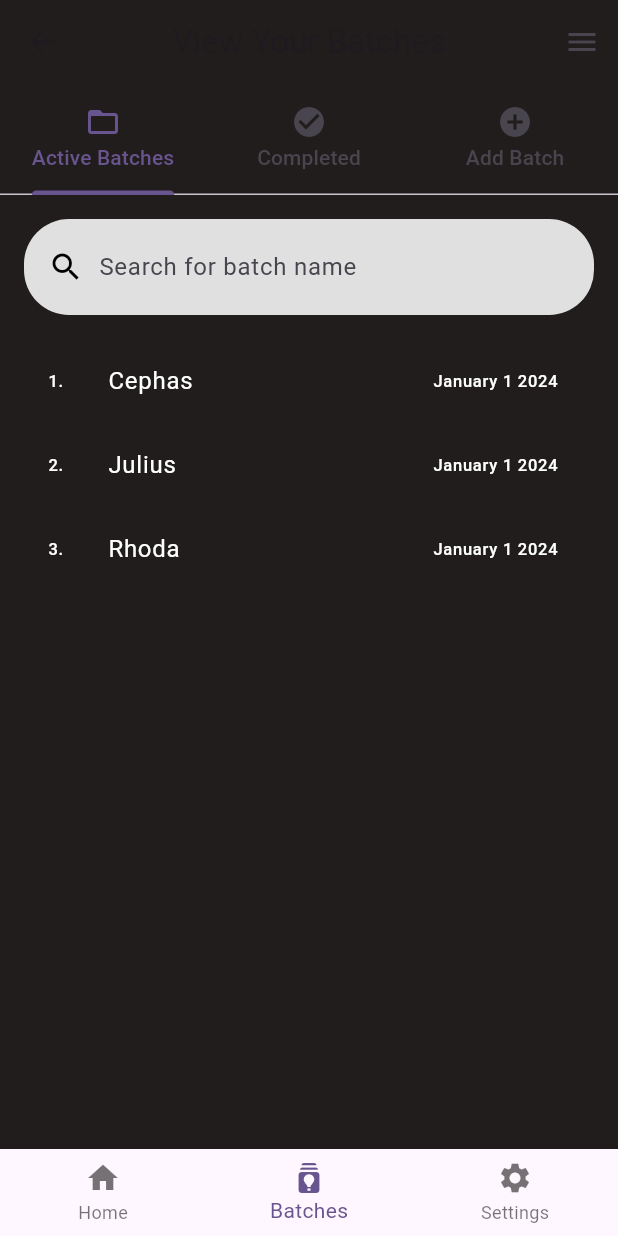
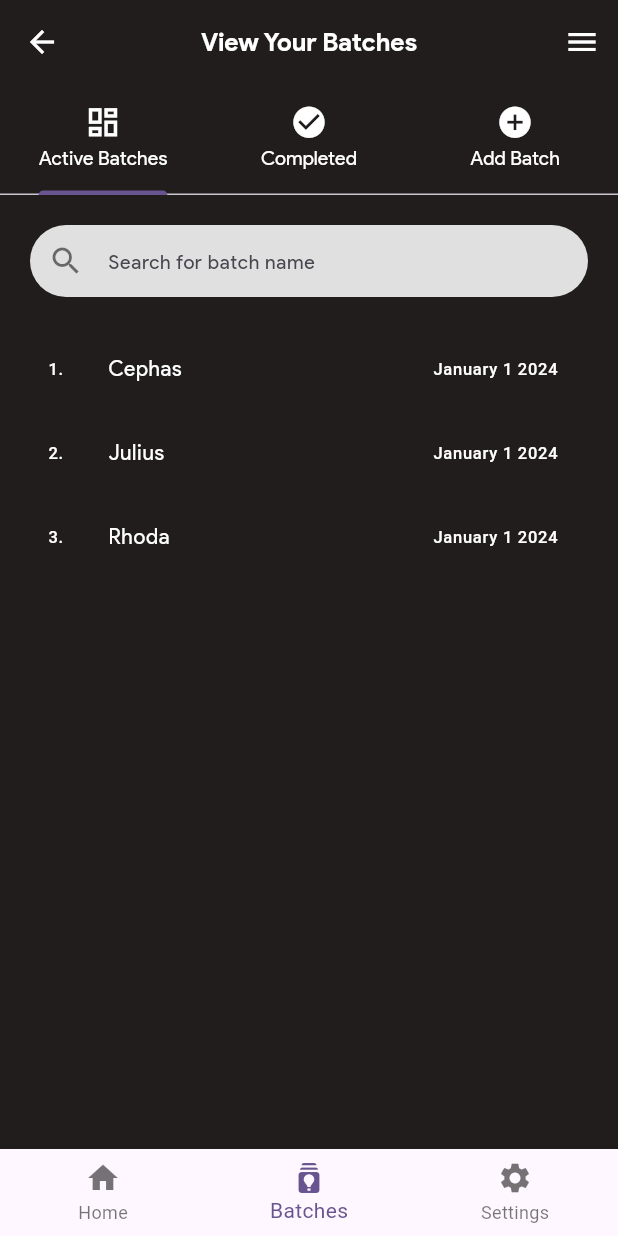
Before and after one commit to Darkbeast-glitch/ASPPEG-farms, a Flutter app: the BatchesPage screen opened by its route, on a phone screen of 412 x 824 dp. Run offline on Flutter 3.47's test engine with Material 3 defaults, Android fonts, the phone set to English and light mode, and no system bars; our stand-ins replace firebase_auth, firebase_core, flutter_riverpod, gap, google_sign_in, shared_preferences and 1 more; accounts and stored records are empty.

```diff
--- a/lib/routes/routes.dart
+++ b/lib/routes/routes.dart
@@ -2,6 +2,7 @@ import 'package:flutter/material.dart';
 import 'package:myapp/views/auths/auth_gate.dart';
 import 'package:myapp/views/auths/login_page.dart';
 import 'package:myapp/views/auths/register_page.dart';
+import 'package:myapp/views/pages/arrival_data.dart';
 import 'package:myapp/views/pages/existing_batch_page.dart';
 import 'package:myapp/views/pages/get_started_page.dart';
 import 'package:myapp/views/pages/new_batch.dart';
@@ -18,8 +19,8 @@ class Routes {
       '/register': (context) => const RegisterPage(),
       '/profile': (context) => ProfilePage(),
       '/newBatch': (context) => const NewBatchPage(),
-      '/existBatches': (context) => const BatchesPage(),
-
+      '/existBatches': (context) => BatchesPage(),
+      '/arrivalData': (context) => const ArrivalDataPage(),
 
       // Add other routes here
     };
--- a/lib/utils/overview_card.dart
+++ b/lib/utils/overview_card.dart
@@ -22,13 +22,13 @@ class OverviewCard extends StatelessWidget {
         leading: Icon(icon, color: iconColor, size: 20),
         title: Text(
           label,
-          style: const TextStyle(color: Colors.white, fontSize: 14),
+          style: const TextStyle(color: Colors.white, fontSize: 13),
         ),
         trailing: Text(
           value,
           style: const TextStyle(
               fontFamily: "Product Sans Bold",
-              fontSize: 14,
+              fontSize: 13,
               color: Colors.white),
         ),
       ),
--- a/lib/views/pages/existing_batch_page.dart
+++ b/lib/views/pages/existing_batch_page.dart
@@ -1,11 +1,12 @@
 import 'package:flutter/material.dart';
 import 'package:flutter_riverpod/flutter_riverpod.dart';
-import 'package:gap/gap.dart';
-import 'package:myapp/utils/constants.dart'; // Assuming you have a constants file for colors and text styles
+import 'package:myapp/utils/constants.dart';
+import 'package:myapp/utils/my_textfield.dart'; // Assuming you have a constants file for colors and text styles
 
 class BatchesPage extends ConsumerWidget {
-  const BatchesPage({super.key});
-
+  BatchesPage({super.key});
+  final searchController = TextEditingController();
+  final obsecureText = false;
   @override
   Widget build(BuildContext context, WidgetRef ref) {
     return DefaultTabController(
@@ -14,27 +15,64 @@ class BatchesPage extends ConsumerWidget {
         appBar: AppBar(
           backgroundColor:
               AppConstants.backgroundColor, // Use your own color here
-          title: const Text("View Your Batches"),
+          title: Text(
+            "View Your Batches",
+            style: AppConstants.titleTextStyle
+                .copyWith(color: Colors.white, fontSize: 17),
+          ),
           centerTitle: true,
           leading: IconButton(
-            icon: const Icon(Icons.arrow_back),
+            icon: const Icon(
+              Icons.arrow_back,
+              color: Colors.white,
+            ),
             onPressed: () {
               Navigator.of(context).pop();
             },
           ),
           actions: [
             IconButton(
-              icon: const Icon(Icons.menu),
+              icon: const Icon(
+                Icons.menu,
+                color: Colors.white,
+              ),
               onPressed: () {
                 // Open drawer or handle other functionality
               },
             ),
           ],
-          bottom: const TabBar(
+          bottom: TabBar(
             tabs: [
-              Tab(icon: Icon(Icons.folder_open), text: "Active Batches"),
-              Tab(icon: Icon(Icons.check_circle), text: "Completed"),
-              Tab(icon: Icon(Icons.add_circle), text: "Add Batch"),
+              Tab(
+                icon: const Icon(
+                  Icons.dashboard_outlined,
+                  color: Colors.white,
+                  size: 25,
+                ),
+                child: Text("Active Batches",
+                    style: AppConstants.subtitleTextStyle
+                        .copyWith(color: Colors.white, fontSize: 13)),
+              ),
+              Tab(
+                icon: const Icon(
+                  Icons.check_circle,
+                  color: Colors.white,
+                  size: 25,
+                ),
+                child: Text("Completed",
+                    style: AppConstants.subtitleTextStyle
+                        .copyWith(color: Colors.white, fontSize: 13)),
+              ),
+              Tab(
+                icon: const Icon(
+                  Icons.add_circle,
+                  color: Colors.white,
+                  size: 25,
+                ),
+                child: Text("Add Batch",
+                    style: AppConstants.subtitleTextStyle
+                        .copyWith(color: Colors.white, fontSize: 13)),
+              ),
             ],
           ),
         ),
@@ -42,33 +80,41 @@ class BatchesPage extends ConsumerWidget {
         body: SafeArea(
           child: Column(
             children: [
-              // Search bar
+              // // Search bar
               Padding(
-                padding: const EdgeInsets.all(16.0),
-                child: Container(
-                  padding:
-                      const EdgeInsets.symmetric(horizontal: 16, vertical: 8),
-                  decoration: BoxDecoration(
-                    color: Colors.grey[300],
-                    borderRadius: BorderRadius.circular(30),
-                  ),
-                  child: const Row(
-                    children: [
-                      Icon(Icons.search, color: Colors.black),
-                      Gap(10),
-                      Expanded(
-                        child: TextField(
-                          decoration: InputDecoration(
-                            border: InputBorder.none,
-                            hintText: "Search for batch name",
-                          ),
-                          style: TextStyle(color: Colors.black),
-                        ),
-                      ),
-                    ],
-                  ),
-                ),
+                padding: const EdgeInsets.all(20),
+                child: MyTextForm(
+                    hintText: "Search for batch name",
+                    prefix: const Icon(Icons.search),
+                    controller: searchController,
+                    obsecureText: false),
               ),
+              // Padding(
+              //   padding: const EdgeInsets.all(16.0),
+              //   child: Container(
+              //     padding:
+              //         const EdgeInsets.symmetric(horizontal: 16, vertical: 8),
+              //     decoration: BoxDecoration(
+              //       color: Colors.grey[300],
+              //       borderRadius: BorderRadius.circular(30),
+              //     ),
+              //     child: const Row(
+              //       children: [
+              //         Icon(Icons.search, color: Colors.black),
+              //         Gap(10),
+              //         Expanded(
+              //           child: TextField(
+              //             decoration: InputDecoration(
+              //               border: InputBorder.none,
+              //               hintText: "Search for batch name",
+              //             ),
+              //             style: TextStyle(color: Colors.black),
+              //           ),
+              //         ),
+              //       ],
+              //     ),
+              //   ),
+              // ),
               // Tab Bar View
               Expanded(
                 child: TabBarView(
@@ -81,7 +127,7 @@ class BatchesPage extends ConsumerWidget {
                     Center(
                       child: ElevatedButton(
                         onPressed: () {
-                          // Navigate to Add Batch page
+                          Navigator.pushNamed(context, "/newBatch");
                         },
                         child: const Text("Add New Batch"),
                       ),
@@ -141,7 +187,8 @@ class BatchesPage extends ConsumerWidget {
                   ),
                   title: Text(
                     batches[index]["name"]!,
-                    style: const TextStyle(color: Colors.white),
+                    style: AppConstants.subtitleTextStyle
+                        .copyWith(color: Colors.white, fontSize: 14),
                   ),
                   trailing: Text(
                     batches[index]["date"]!,
--- a/lib/views/pages/new_batch.dart
+++ b/lib/views/pages/new_batch.dart
@@ -89,7 +89,10 @@ class NewBatchPage extends ConsumerWidget {
 
                 const MediumButtons(
                   text: "Create Batch",
-                  icon: Icon(Icons.create),
+                  icon: Icon(
+                    Icons.add_circle_rounded,
+                    color: Colors.white,
+                  ),
                   color: Colors.green,
                 ),
               ],
--- a/pubspec.yaml
+++ b/pubspec.yaml
@@ -38,6 +38,7 @@ dependencies:
   flutter_riverpod: ^2.5.1
   gap: ^3.0.1
   google_sign_in: ^6.2.1
+  http: ^1.2.2
   intl: ^0.19.0
   shared_preferences: ^2.3.2
   smooth_page_indicator: ^1.2.0+3
```
Also changed, not shown: lib/providers/medium_buttons.dart (+4 -4 lines), lib/services/api_services.dart (added, +66 -0 lines), lib/services/auth_services.dart (+22 -11 lines), lib/utils/arrival_text_Form.dart (added, +37 -0 lines), lib/utils/date_picker.dart (added, +41 -0 lines), lib/views/pages/arrival_data.dart (added, +186 -0 lines), lib/views/pages/home_page.dart (+8 -5 lines), pubspec.lock.
